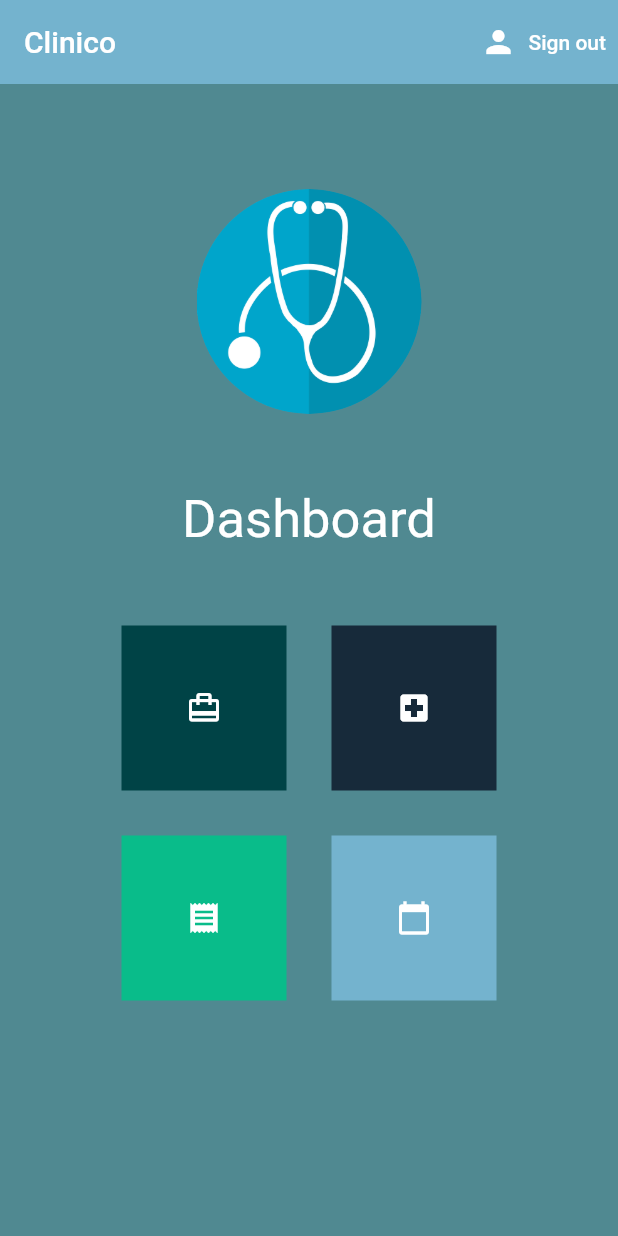
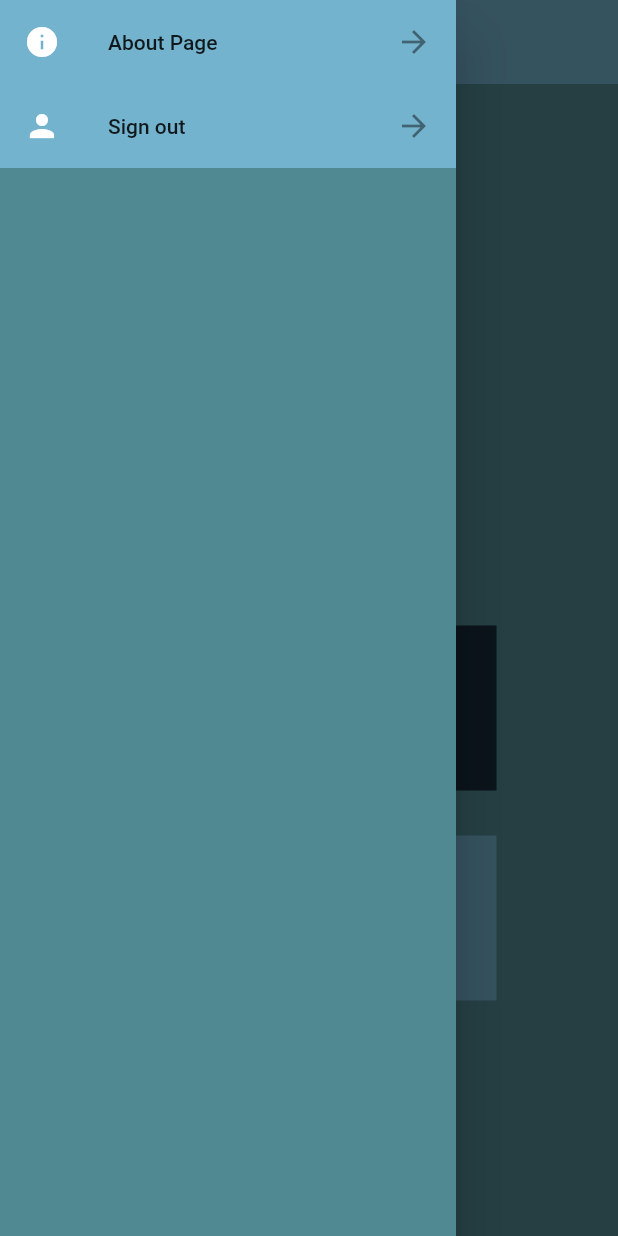
Before and after one commit to Eciric/Clinico, a Flutter app: the screen it shows once a user with an empty profile is signed in, with the side drawer open (before the commit the screen has no drawer), on a phone screen of 412 x 824 dp. Run offline on Flutter 3.47's test engine with Material 2 defaults, Android fonts, the phone set to English and light mode, and no system bars; our stand-ins replace cloud_firestore, firebase_auth, firebase_core, flutter_spinkit; accounts and stored records are empty.

Commit message:
Hamburger menu, migrating sign out to hamburger menu, about team members page

```diff
--- a/lib/main.dart
+++ b/lib/main.dart
@@ -1,3 +1,4 @@
+import 'package:clinico/style/colors.dart';
 import 'package:firebase_auth/firebase_auth.dart';
 import 'package:flutter/material.dart';
 import 'package:provider/provider.dart';
@@ -19,6 +20,9 @@ class MyApp extends StatelessWidget {
       value: AuthService().user,
       initialData: null,
       child: MaterialApp(
+        theme: new ThemeData(
+          canvasColor: MyColors.steelTeal,
+        ),
         home: Wrapper(),
       ),
     );
--- a/lib/screens/home/home.dart
+++ b/lib/screens/home/home.dart
@@ -1,3 +1,4 @@
+import 'package:clinico/screens/about/about.dart';
 import 'package:clinico/screens/calendar/calendar.dart';
 import 'package:clinico/screens/info/info.dart';
 import 'package:clinico/screens/receipt/receiptview.dart';
@@ -18,21 +19,37 @@ class Home extends StatelessWidget {
       title: Text('Clinico'),
       backgroundColor: MyColors.darkSkyBlue,
       elevation: 0.0,
-      actions: <Widget>[
-        TextButton.icon(
-          icon: Icon(Icons.person,color: Colors.white,),
-          //
-          style: ButtonStyle(
-              backgroundColor: MaterialStateProperty.all(MyColors.darkSkyBlue),
-
-          ),
-          //
-          label: Text('Sign out',style: TextStyle(color: Colors.white),),
-          onPressed: () async {
-            await _auth.signOut();
-          },
+      ),
+      drawer: new Drawer(
+        child: ListView(
+          children: [
+            new ListTile(
+              tileColor: MyColors.darkSkyBlue,
+              leading: Icon(Icons.info,color: Colors.white,),
+              title: new Text('About Page'),
+              onTap: (){Navigator.push(
+                    context,
+                    MaterialPageRoute(builder: (context) => About()),
+                  );},
+              trailing: Wrap(
+                children: <Widget>[
+                  Icon(Icons.arrow_forward), // icon-1
+                ],
+              ),
+            ),
+            new ListTile(
+              tileColor: MyColors.darkSkyBlue,
+              leading: Icon(Icons.person,color: Colors.white,),
+              title: new Text('Sign out'),
+              onTap: () async {await _auth.signOut();},
+              trailing: Wrap(
+                children: <Widget>[
+                  Icon(Icons.arrow_forward), // icon-1
+                ],
+              ),
+            ),
+          ],
         ),
-      ],
       ),
       body: Container(
         padding: EdgeInsets.symmetric(vertical: 20, horizontal: 50),
--- a/pubspec.yaml
+++ b/pubspec.yaml
@@ -33,6 +33,7 @@ dependencies:
   firebase_core: ^1.7.0
   provider: ^6.0.1
   flutter_spinkit: ^5.1.0
+  url_launcher: ^5.0.12
 
 dev_dependencies:
   flutter_test:
```
Also changed, not shown: lib/screens/about/about.dart (added, +105 -0 lines), pubspec.lock, 2 other files.
